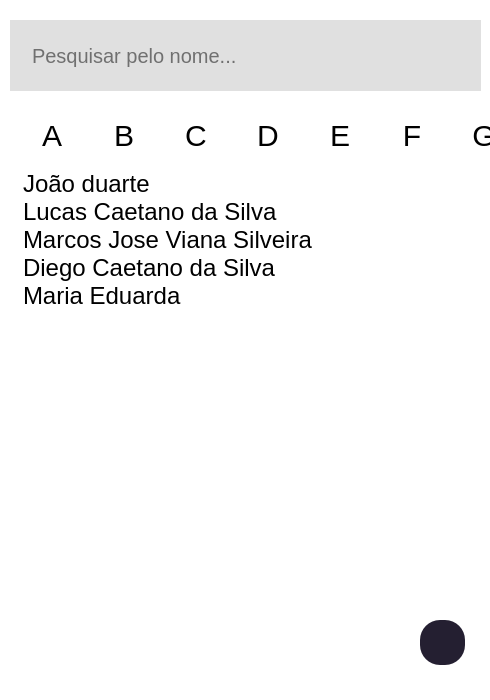
dc7devs/crud-contact-list, file mainwindow.ui: the form before one commit.
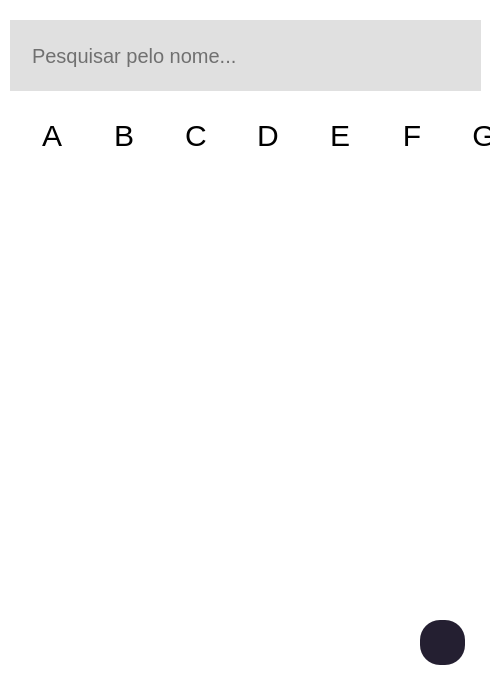
The form after the commit. Icons and pictures are not drawn.

The edit to the form file:
```diff
--- a/mainwindow.ui
+++ b/mainwindow.ui
@@ -932,62 +932,6 @@
     <property name="selectionRectVisible">
      <bool>false</bool>
     </property>
-    <item>
-     <property name="text">
-      <string>João duarte</string>
-     </property>
-     <property name="font">
-      <font>
-       <pointsize>18</pointsize>
-      </font>
-     </property>
-     <property name="icon">
-      <iconset resource="assets.qrc">
-       <normaloff>:/assets/assets/p-circle.svg</normaloff>:/assets/assets/p-circle.svg</iconset>
-     </property>
-    </item>
-    <item>
-     <property name="text">
-      <string>Lucas Caetano da Silva</string>
-     </property>
-     <property name="icon">
-      <iconset>
-       <normaloff>../../../../Pictures/Avatar/avatar-HARD.png</normaloff>../../../../Pictures/Avatar/avatar-HARD.png</iconset>
-     </property>
-    </item>
-    <item>
-     <property name="text">
-      <string>Marcos Jose Viana Silveira</string>
-     </property>
-     <property name="icon">
-      <iconset resource="assets.qrc">
-       <normaloff>:/assets/assets/p-circle.svg</normaloff>:/assets/assets/p-circle.svg</iconset>
-     </property>
-    </item>
-    <item>
-     <property name="text">
-      <string>Diego Caetano da Silva</string>
-     </property>
-     <property name="icon">
-      <iconset>
-       <normaloff>../../../../Pictures/Avatar/avatar-HARD.png</normaloff>../../../../Pictures/Avatar/avatar-HARD.png</iconset>
-     </property>
-    </item>
-    <item>
-     <property name="text">
-      <string>Maria Eduarda</string>
-     </property>
-     <property name="font">
-      <font>
-       <pointsize>18</pointsize>
-       <bold>false</bold>
-      </font>
-     </property>
-     <property name="icon">
-      <iconset resource="assets.qrc">
-       <normaloff>:/assets/assets/p-circle.svg</normaloff>:/assets/assets/p-circle.svg</iconset>
-     </property>
-    </item>
    </widget>
    <widget class="QPushButton" name="AddNewContact">
     <property name="enabled">
```
Left out of the diff: 8 changed lines with no effect on the pictures.
